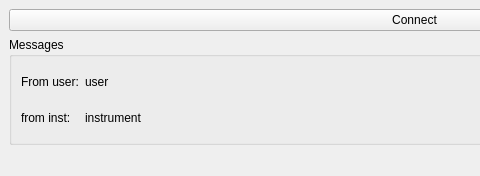
Above: instruments/instctrl/Proxy/ProxyMainWindow.ui from NCAR/nimbus before the change; both pictures show x 0 to 480 and y 0 to 176 of the 829 by 176 pixel window. Below: the same form after it.
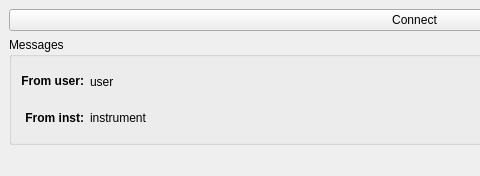
That is the form after the change.

Commit message: Typo correction.

```diff
--- a/instruments/instctrl/Proxy/ProxyMainWindow.ui
+++ b/instruments/instctrl/Proxy/ProxyMainWindow.ui
@@ -37,7 +37,7 @@
           </sizepolicy>
          </property>
          <property name="text">
-          <string>From user:</string>
+          <string>&lt;html&gt;&lt;head/&gt;&lt;body&gt;&lt;p align=&quot;right&quot;&gt;&lt;span style=&quot; font-weight:600;&quot;&gt;From user:&lt;/span&gt;&lt;/p&gt;&lt;/body&gt;&lt;/html&gt;</string>
          </property>
         </widget>
        </item>
@@ -63,7 +63,7 @@
           </sizepolicy>
          </property>
          <property name="text">
-          <string>from inst:</string>
+          <string>&lt;html&gt;&lt;head/&gt;&lt;body&gt;&lt;p align=&quot;right&quot;&gt;&lt;span style=&quot; font-weight:600;&quot;&gt;From inst:&lt;/span&gt;&lt;/p&gt;&lt;/body&gt;&lt;/html&gt;</string>
          </property>
         </widget>
        </item>
```
